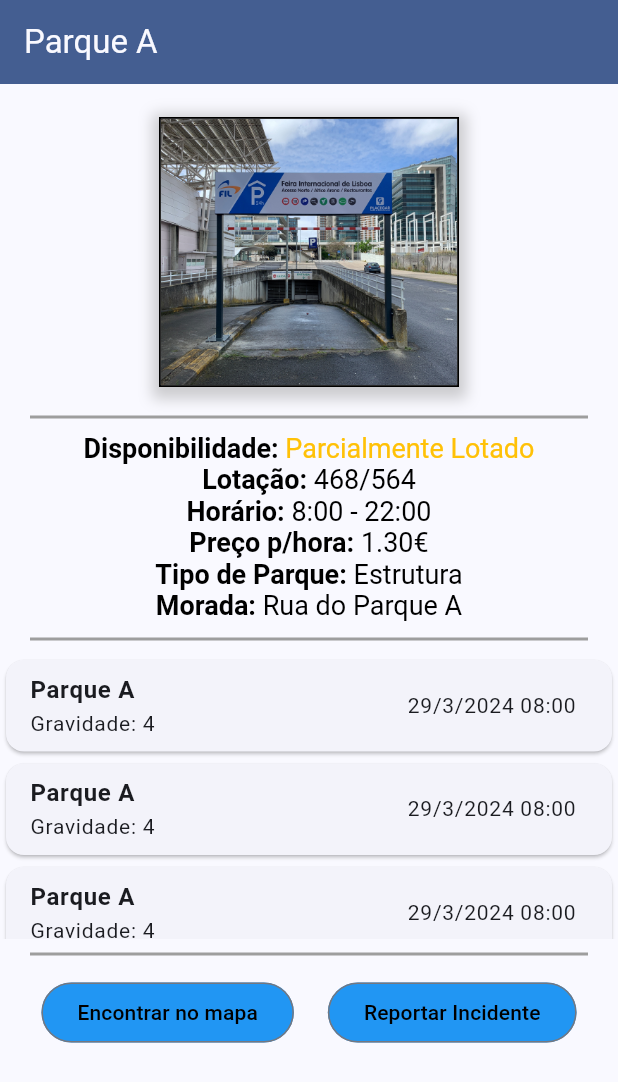
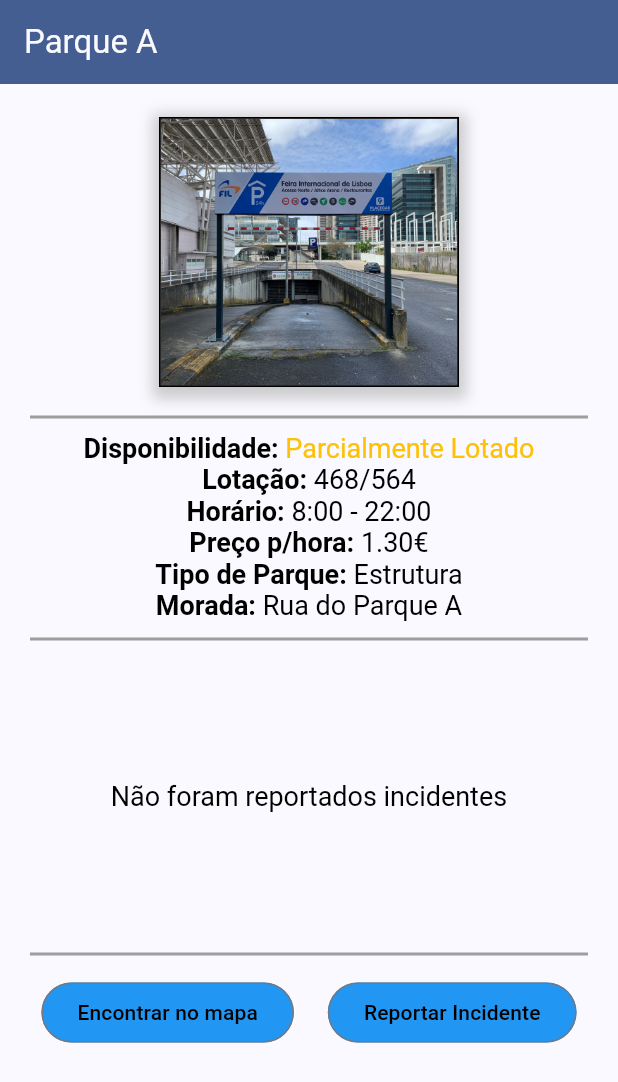
Before and after one commit to FilipeOliveira03/CompMovel-2023-2024, a Flutter app: the ParqueA screen opened directly, on a phone screen of 412 x 824 dp. Shown: the top 1082 px of the screen. Run offline on Flutter 3.47's test engine with Material 3 defaults, Android fonts, the phone set to English and light mode, and no system bars.

Commit message:
algumas alterações

```diff
--- a/lib/pages.dart
+++ b/lib/pages.dart
@@ -8,11 +8,11 @@ import 'pages/ListaParques.dart';
 import 'pages/Mapa.dart';
 import 'pages/RegistoIncidentes.dart';
 
-final ListParques minhaListaParques = ListParques('exemplo');
+final ListParques minhaListaParques = ListParques();
 
 final pages = [
   (title: 'Home', icon: Icons.home, widget: Dashboard()),
-  (title: 'Lista', icon: Icons.list, widget: ListaParques(listaParques: minhaListaParques)),
+  (title: 'Lista', icon: Icons.list, widget: ListaParques()),
   (title: 'Mapa', icon: Icons.map, widget: Mapa()),
   (title: 'Incidentes', icon: Icons.warning, widget: RegistoIncidentes()),
 ];
--- a/lib/pages/parques/parqueA.dart
+++ b/lib/pages/parques/parqueA.dart
@@ -19,19 +19,9 @@ class ParqueA extends StatelessWidget {
       endIndent: 20,
     );
 
-    var parque = Parque(
-      "Parque A",
-      DISPONIBILIDADE.PARCIALMENTE_LOTADO,
-      TIPOPARQUE.ESTRUTURA,
-      468,
-      564,
-      TimeOfDay(hour: 8, minute: 00),
-      TimeOfDay(hour: 22, minute: 00),
-      "Rua do Parque A",
-      1.30,
-      'assets/parqueA.jpg',
-    );
+    var parque = minhaListaParques.parques[0];
 
+    /*
     var incidente1 = Incidente(
         "Parque A",
         "Buraco no chão",
@@ -54,6 +44,8 @@ class ParqueA extends StatelessWidget {
     parque.incidentes.add(incidente2);
     parque.incidentes.add(incidente1);
     parque.incidentes.add(incidente2);
+*/
+
 
     Color corDisponibilidade;
 
@@ -80,7 +72,19 @@ class ParqueA extends StatelessWidget {
         child: Column(
           crossAxisAlignment: CrossAxisAlignment.stretch,
           children: [
-            Container(
+            informacaoParque(parque, barra, corDisponibilidade, preto),
+            barra,
+            incidentesReportados(parque),
+            barra,
+            butoesBaixo(),
+          ],
+        ),
+      ),
+    );
+  }
+
+  Container informacaoParque(Parque parque, Divider barra, Color corDisponibilidade, Color preto) {
+    return Container(
             height: 360,
             child: Column(
               mainAxisAlignment: MainAxisAlignment.center,
@@ -127,9 +131,22 @@ class ParqueA extends StatelessWidget {
                 textoInformacoes('Morada: ', parque.morada, preto),
               ],
             ),
-            ),
-            barra,
-            Container(
+          );
+  }
+
+  Container incidentesReportados(Parque parque) {
+    if (parque.incidentes.isEmpty){
+      return Container(
+        height: 190,
+        child: Column(
+          mainAxisAlignment: MainAxisAlignment.center,
+          children: [
+            Text('Não foram reportados incidentes')
+          ],
+        )
+      );
+    }
+    return Container(
             height: 190,
             child: ListView.builder(
               physics: ClampingScrollPhysics(),
@@ -148,7 +165,7 @@ class ParqueA extends StatelessWidget {
                                     child: Column(
                                       children: [
                                         Text(
-                                            parque.incidentes[index].nomeParque,
+                                          parque.incidentes[index].tituloCurto,
                                           style: TextStyle(
                                             fontWeight: FontWeight.bold,
                                             fontSize: 26,
@@ -241,7 +258,7 @@ class ParqueA extends StatelessWidget {
                           crossAxisAlignment: CrossAxisAlignment.start,
                           children: [
                             Text(
-                                parque.incidentes[index].nomeParque,
+                              parque.incidentes[index].tituloCurto,
                               style: TextStyle(
                                 fontWeight: FontWeight.bold,
                                 fontSize: 16,
@@ -272,9 +289,11 @@ class ParqueA extends StatelessWidget {
                 );
               },
             ),
-            ),
-            barra,
-            Container(
+          );
+  }
+
+  Container butoesBaixo() {
+    return Container(
       padding: EdgeInsets.all(5),
       child: Row(
         mainAxisAlignment: MainAxisAlignment.spaceEvenly,
@@ -300,10 +319,6 @@ class ParqueA extends StatelessWidget {
             ),
           ),
         ],
-              ),
-            ),
-          ],
-        ),
       ),
     );
   }
```
Also changed, not shown: lib/classes/ListParques.dart (+3 -6 lines), lib/main.dart (+11 -7 lines), lib/pages/ListaParques.dart (+11 -5 lines), lib/images/parqueA.jpg (deleted), lib/images/parqueB.jpg (deleted). Lines whose indentation alone changed are shown as unchanged.
